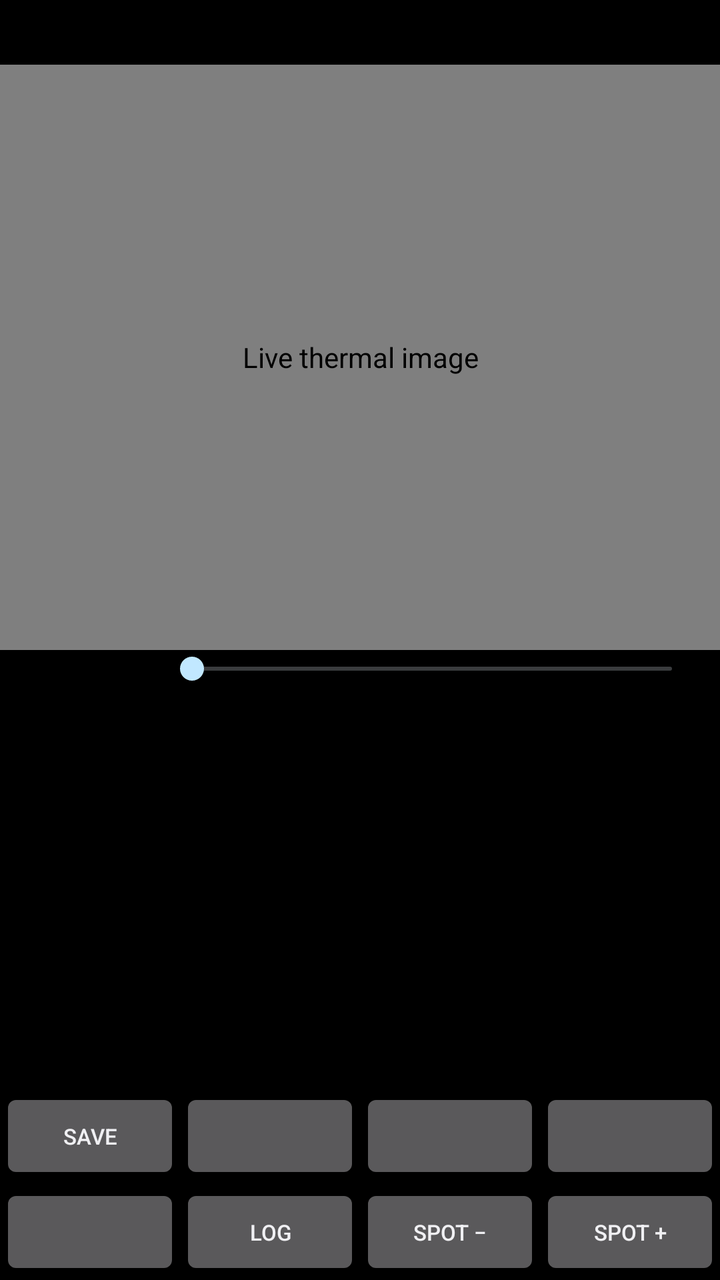
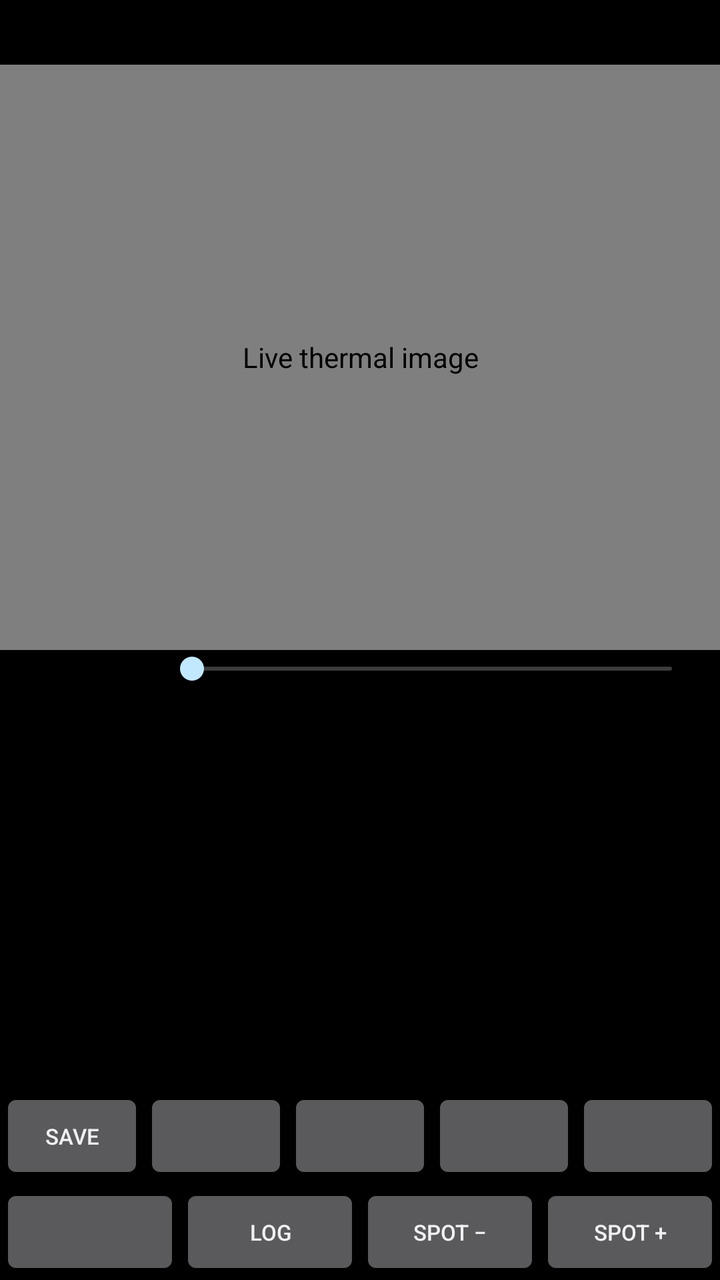

Two renders of the same Android screen: before a commit and after it. Below are the layout's source before the change and the commit's diff.
<!-- AndroidManifest.xml: application theme android:Theme.DeviceDefault -->
<!-- res/layout/activity_main.xml -->
<?xml version="1.0" encoding="utf-8"?>
<LinearLayout xmlns:android="http://schemas.android.com/apk/res/android"
    android:layout_width="match_parent"
    android:layout_height="match_parent"
    android:orientation="vertical"
    android:background="#000000"
    android:keepScreenOn="true">

    <TextView
        android:id="@+id/statusView"
        android:layout_width="match_parent"
        android:layout_height="wrap_content"
        android:padding="8dp"
        android:fontFamily="monospace"
        android:textSize="12sp"
        android:textColor="#DDDDDD" />

    <com.bikbovdamir.flironeviewer.ThermalView
        android:id="@+id/thermalView"
        android:layout_width="match_parent"
        android:layout_height="0dp"
        android:layout_weight="1"
        android:background="#000000"
        android:contentDescription="@string/thermal_view_description" />

    
    <LinearLayout
        android:id="@+id/overlayControls"
        android:layout_width="match_parent"
        android:layout_height="wrap_content"
        android:orientation="vertical"
        android:visibility="gone">

        <LinearLayout
            android:layout_width="match_parent"
            android:layout_height="wrap_content"
            android:orientation="horizontal"
            android:gravity="center_vertical"
            android:paddingStart="8dp"
            android:paddingEnd="8dp">

            <TextView
                android:id="@+id/fovLabel"
                android:layout_width="wrap_content"
                android:layout_height="wrap_content"
                android:minWidth="96dp"
                android:fontFamily="monospace"
                android:textSize="14sp"
                android:textColor="#DDDDDD" />

            <SeekBar
                android:id="@+id/fovSeek"
                android:layout_width="0dp"
                android:layout_height="wrap_content"
                android:layout_weight="1"
                android:min="40"
                android:max="120" />
        </LinearLayout>

        <LinearLayout
            android:layout_width="match_parent"
            android:layout_height="wrap_content"
            android:orientation="horizontal"
            android:gravity="center_vertical"
            android:paddingStart="8dp"
            android:paddingEnd="8dp">

            <TextView
                android:id="@+id/alignLabel"
                android:layout_width="wrap_content"
                android:layout_height="wrap_content"
                android:minWidth="96dp"
                android:fontFamily="monospace"
                android:textSize="14sp"
                android:textColor="#DDDDDD" />

            <SeekBar
                android:id="@+id/alignSeek"
                android:layout_width="0dp"
                android:layout_height="wrap_content"
                android:layout_weight="1"
                android:min="0"
                android:max="100" />
        </LinearLayout>    </LinearLayout>

    
    <LinearLayout
        android:layout_width="match_parent"
        android:layout_height="wrap_content"
        android:orientation="horizontal"
        android:gravity="center_vertical"
        android:paddingStart="8dp"
        android:paddingEnd="8dp">

        <TextView
            android:id="@+id/emissivityLabel"
            android:layout_width="wrap_content"
            android:layout_height="wrap_content"
            android:minWidth="72dp"
            android:fontFamily="monospace"
            android:textSize="14sp"
            android:textColor="#DDDDDD" />

        <SeekBar
            android:id="@+id/emissivitySeek"
            android:layout_width="0dp"
            android:layout_height="wrap_content"
            android:layout_weight="1"
            android:min="10"
            android:max="100" />
    </LinearLayout>

    <ScrollView
        android:id="@+id/logScroll"
        android:layout_width="match_parent"
        android:layout_height="200dp">

        <TextView
            android:id="@+id/logView"
            android:layout_width="match_parent"
            android:layout_height="wrap_content"
            android:padding="8dp"
            android:fontFamily="monospace"
            android:textSize="10sp"
            android:textColor="#AAAAAA"
            android:textIsSelectable="true" />
    </ScrollView>

    
    <LinearLayout
        android:layout_width="match_parent"
        android:layout_height="wrap_content"
        android:orientation="horizontal">

        <Button
            android:id="@+id/saveButton"
            android:layout_width="0dp"
            android:layout_height="wrap_content"
            android:layout_weight="1"
            android:textSize="11sp"
            android:paddingStart="0dp"
            android:paddingEnd="0dp"
            android:text="@string/save_button" />

        <Button
            android:id="@+id/paletteButton"
            android:layout_width="0dp"
            android:layout_height="wrap_content"
            android:layout_weight="1"
            android:textSize="11sp"
            android:paddingStart="0dp"
            android:paddingEnd="0dp" />

        <Button
            android:id="@+id/blendButton"
            android:layout_width="0dp"
            android:layout_height="wrap_content"
            android:layout_weight="1"
            android:textSize="11sp"
            android:paddingStart="0dp"
            android:paddingEnd="0dp" />

        <Button
            android:id="@+id/rotateButton"
            android:layout_width="0dp"
            android:layout_height="wrap_content"
            android:layout_weight="1"
            android:textSize="11sp"
            android:paddingStart="0dp"
            android:paddingEnd="0dp" />
    </LinearLayout>

    <LinearLayout
        android:layout_width="match_parent"
        android:layout_height="wrap_content"
        android:orientation="horizontal">

        <Button
            android:id="@+id/mirrorButton"
            android:layout_width="0dp"
            android:layout_height="wrap_content"
            android:layout_weight="1"
            android:textSize="11sp"
            android:paddingStart="0dp"
            android:paddingEnd="0dp" />

        <Button
            android:id="@+id/logButton"
            android:layout_width="0dp"
            android:layout_height="wrap_content"
            android:layout_weight="1"
            android:textSize="11sp"
            android:paddingStart="0dp"
            android:paddingEnd="0dp"
            android:text="@string/log_button" />

        <Button
            android:id="@+id/spotMinusButton"
            android:layout_width="0dp"
            android:layout_height="wrap_content"
            android:layout_weight="1"
            android:textSize="11sp"
            android:paddingStart="0dp"
            android:paddingEnd="0dp"
            android:text="@string/spot_minus" />

        <Button
            android:id="@+id/spotPlusButton"
            android:layout_width="0dp"
            android:layout_height="wrap_content"
            android:layout_weight="1"
            android:textSize="11sp"
            android:paddingStart="0dp"
            android:paddingEnd="0dp"
            android:text="@string/spot_plus" />
    </LinearLayout>

</LinearLayout>
<!-- resources referenced by this layout -->
<resources>
  <string name="log_button">Log</string>
  <string name="save_button">Save</string>
  <string name="spot_minus">Spot −</string>
  <string name="spot_plus">Spot +</string>
  <string name="thermal_view_description">Live thermal image</string>
</resources>

<!-- the commit's change to res/layout/activity_main.xml (unified diff, before → after) -->
@@ -85,6 +85,67 @@
 
     
     <LinearLayout
+        android:id="@+id/rangeControls"
+        android:layout_width="match_parent"
+        android:layout_height="wrap_content"
+        android:orientation="vertical"
+        android:visibility="gone">
+
+        <LinearLayout
+            android:layout_width="match_parent"
+            android:layout_height="wrap_content"
+            android:orientation="horizontal"
+            android:gravity="center_vertical"
+            android:paddingStart="8dp"
+            android:paddingEnd="8dp">
+
+            <TextView
+                android:id="@+id/rangeLowLabel"
+                android:layout_width="wrap_content"
+                android:layout_height="wrap_content"
+                android:minWidth="96dp"
+                android:fontFamily="monospace"
+                android:textSize="14sp"
+                android:textColor="#DDDDDD" />
+
+            <SeekBar
+                android:id="@+id/rangeLowSeek"
+                android:layout_width="0dp"
+                android:layout_height="wrap_content"
+                android:layout_weight="1"
+                android:min="0"
+                android:max="169" />
+        </LinearLayout>
+
+        <LinearLayout
+            android:layout_width="match_parent"
+            android:layout_height="wrap_content"
+            android:orientation="horizontal"
+            android:gravity="center_vertical"
+            android:paddingStart="8dp"
+            android:paddingEnd="8dp">
+
+            <TextView
+                android:id="@+id/rangeHighLabel"
+                android:layout_width="wrap_content"
+                android:layout_height="wrap_content"
+                android:minWidth="96dp"
+                android:fontFamily="monospace"
+                android:textSize="14sp"
+                android:textColor="#DDDDDD" />
+
+            <SeekBar
+                android:id="@+id/rangeHighSeek"
+                android:layout_width="0dp"
+                android:layout_height="wrap_content"
+                android:layout_weight="1"
+                android:min="1"
+                android:max="170" />
+        </LinearLayout>
+    </LinearLayout>
+
+    
+    <LinearLayout
         android:layout_width="match_parent"
         android:layout_height="wrap_content"
         android:orientation="horizontal"
@@ -151,6 +212,16 @@
             android:paddingStart="0dp"
             android:paddingEnd="0dp" />
 
+        
+        <Button
+            android:id="@+id/rangeButton"
+            android:layout_width="0dp"
+            android:layout_height="wrap_content"
+            android:layout_weight="1"
+            android:textSize="11sp"
+            android:paddingStart="0dp"
+            android:paddingEnd="0dp" />
+
         <Button
             android:id="@+id/blendButton"
             android:layout_width="0dp"
